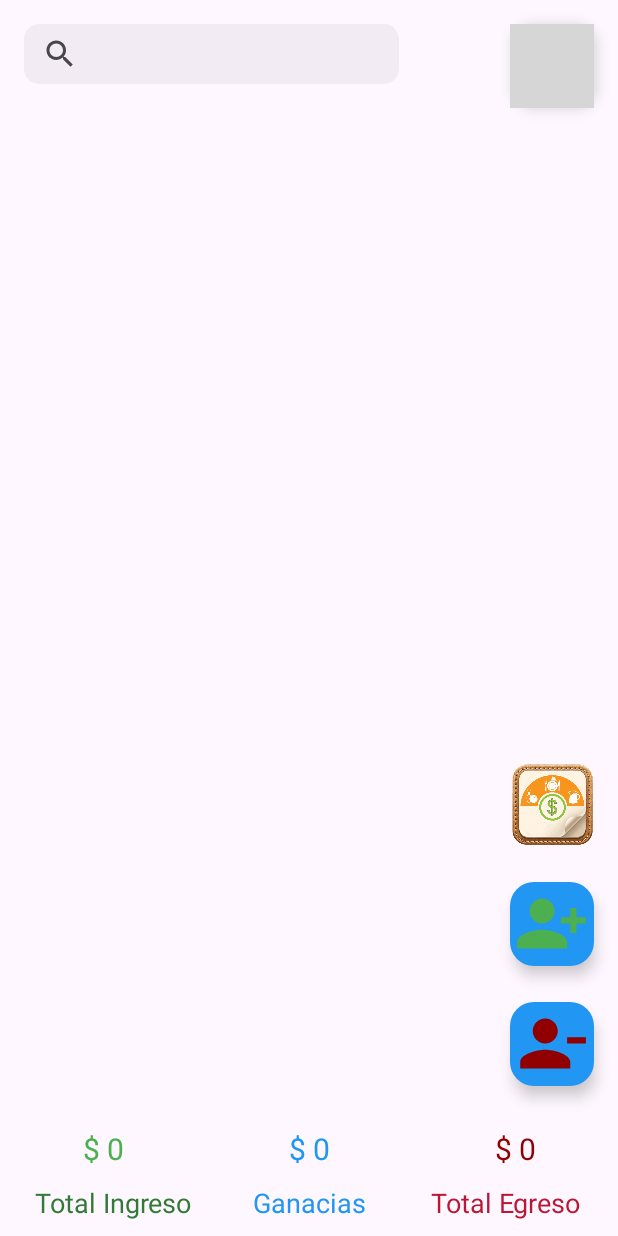
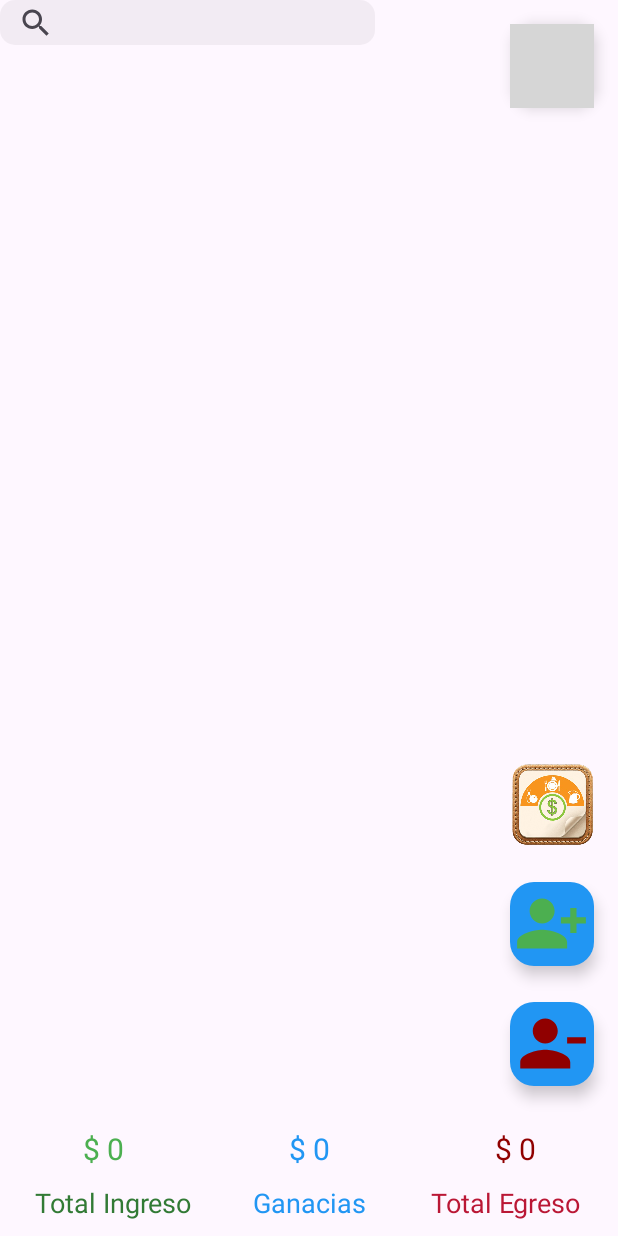
Before and after one commit to CreativeMB/Tienda_Control, an Android app: the MainActivity screen opened directly, with no data from a screen before it, on a phone screen of 412 x 824 dp. Run offline under Robolectric (Android 15) with nearby library versions, the phone set to English and light mode, and no system bars; our stand-ins replace Firebase (no records; nobody signed in at launch, a user with empty details on screens opened directly), Picasso; pictures from the network do not load; grey boxes are pictures that could not be loaded.

Commit message:
funcionalidades Aplicación Autenticación de Usuario(firebase) Gestión de Productos (Crear, Leer, Actualizar, Eliminar) Gestión de Pedidos (gestionamos los valores negativo positivos y lo mostramos en pantalla) Operaciones CRUD SQLite(matemáticas en la base de datos) Diseño y Usabilidad (super agil y liviana) Documentación y Comentarios (archivo y video de presentación) Exportación de base de datos .db (carpeta Descargas) Importación de base de datos .db (carpeta Descargas del movil) Exportación de base de datos a Excel Activity Perfil de usuario con (firebase personalizado) Buscador de Items dentro de la base de datos menu diálogo layou egreso total layou ingreso total creacion de codigo de acceso personalizado para que no use login agregar items personalizados para usar de forma recurrente

```diff
--- a/app/src/main/res/layout/activity_main.xml
+++ b/app/src/main/res/layout/activity_main.xml
@@ -10,13 +10,18 @@
         android:layout_height="match_parent"
         android:orientation="vertical">
 
+        <android.widget.SearchView
+            android:id="@+id/txtBuscar"
+            android:layout_width="250dp"
+            android:layout_height="30dp"
+            android:layout_margin="0dp"
+            android:background="@drawable/searchview_backgroun" />
 
         <androidx.recyclerview.widget.RecyclerView
             android:id="@+id/listaVentas"
             android:layout_width="match_parent"
             android:layout_height="0dp"
             android:layout_weight="1" />
-
 
 
         <LinearLayout
@@ -93,19 +98,10 @@
                 android:textSize="18sp" />
         </LinearLayout>
 
+
     </LinearLayout>
 
-
-    <android.widget.SearchView
-        android:id="@+id/txtBuscar"
-        android:layout_width="250dp"
-        android:layout_height="40dp"
-        android:layout_marginStart="16dp"
-        android:layout_marginTop="16dp"
-        android:background="@drawable/searchview_backgroun"/>
-
-
-    <!-- FloatingActionButton superpuesto -->
+          <!-- FloatingActionButton superpuesto -->
     <com.google.android.material.floatingactionbutton.FloatingActionButton
         android:id="@+id/fabMenu"
         android:layout_width="wrap_content"
@@ -148,6 +144,7 @@
         app:backgroundTint="@color/Buton"
         app:maxImageSize="50dp"
         app:tint="@color/colorNegativo" />
+
     <ImageView
         android:id="@+id/imageViewProfile"
         android:layout_width="55dp"
--- a/app/src/main/res/menu/menudialog.xml
+++ b/app/src/main/res/menu/menudialog.xml
@@ -17,6 +17,7 @@
         android:orderInCategory="100"
         android:title="@string/tres"
         app:showAsAction="never" />
+
     <item
         android:id="@+id/code"
         android:orderInCategory="100"
--- a/app/src/main/res/values/strings.xml
+++ b/app/src/main/res/values/strings.xml
@@ -35,5 +35,6 @@
     <string name="octavo">Exportar Exel</string>
     <string name="decimo">Inicio</string>
     <string name="once">Codigo Acceso</string>
+    <string name="doce">Buscar</string>
 
 </resources>
```
